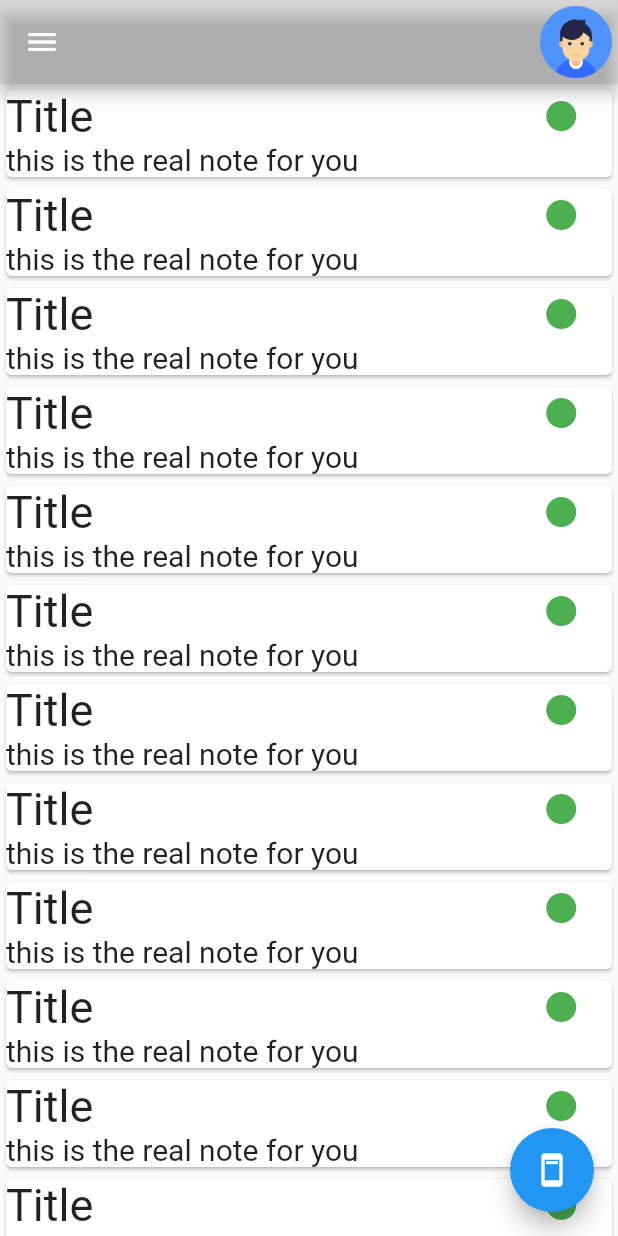
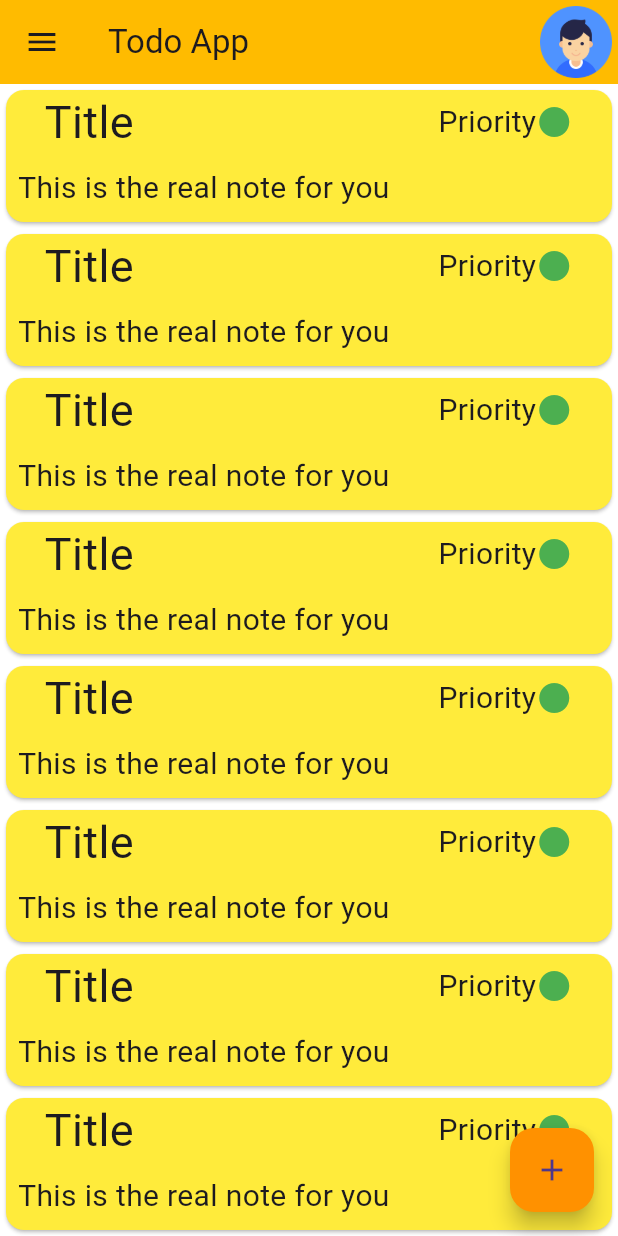
Before and after one commit to yeryfhc/todo_app, a Flutter app: the screen it shows after launch, on a phone screen of 412 x 824 dp. Run offline on Flutter 3.47's test engine with Material 2 defaults, Android fonts, the phone set to English and light mode, and no system bars.

Commit message:
update app nnote

```diff
--- a/lib/main.dart
+++ b/lib/main.dart
@@ -16,6 +16,7 @@ class MyApp extends StatelessWidget {
       debugShowCheckedModeBanner: false,
       title: 'Todo APp',
       theme: ThemeData(
+        useMaterial3: true,
         primarySwatch: Colors.blue,
       ), initialRoute: '/',
       routes: {
--- a/lib/pages/home_page.dart
+++ b/lib/pages/home_page.dart
@@ -11,6 +11,7 @@ const HomePage({Key? key}) : super(key: key);
   Widget build(BuildContext context) {
     return Scaffold(
       appBar: AppBar(
+        title: const  Text('Todo App'),
         leading: DrawerButton(onPressed: (){
 
         },),
@@ -19,7 +20,7 @@ const HomePage({Key? key}) : super(key: key);
           child: Image(image: AssetImage('assets/profile.png')),
         )],
 
-        backgroundColor: const Color.fromARGB(79, 158, 158, 158),
+        backgroundColor: const Color.fromARGB(255, 255, 187, 0),
       ),
       body:   SizedBox(
         height: 800,
@@ -31,7 +32,8 @@ const HomePage({Key? key}) : super(key: key);
           },
         ),
       ), floatingActionButton: FloatingActionButton(
-        child: const Icon(Icons.ad_units),
+        backgroundColor: const  Color.fromARGB(255, 255, 145, 0),
+        child: const Icon(Icons.add),
         onPressed: (){
          showDialog(
 
@@ -44,40 +46,3 @@ const HomePage({Key? key}) : super(key: key);
    );
   }
 }
-
-class AddNote extends StatelessWidget {
-  const AddNote({
-    super.key,
-  });
-
-  @override
-  Widget build(BuildContext context) {
-    return  const Stack(
-
-         children: [
-     Center(
-       child: SizedBox(
-        width: double.infinity,
-        height: 300,
-         child: Card(
-          margin: EdgeInsets.all(10),
-          color: Color.fromARGB(220, 246, 255, 0),
-           child: Column(children: [
-             Text('Add Note',style: TextStyle(color: Colors.deepPurple,fontSize: 30,fontWeight: FontWeight.bold),),
-            TextField(
-            decoration: InputDecoration(
-                hintText: 'Title',
-              disabledBorder: InputBorder.none)
-
-            )
-
-           ],),
-         ),
-       ),
-     )
-
-         ],
-
-    );
-  }
-}
--- a/lib/widgets/cards_notes.dart
+++ b/lib/widgets/cards_notes.dart
@@ -7,22 +7,33 @@ class TheCardNote extends StatelessWidget {
 
   @override
   Widget build(BuildContext context) {
-    return const SizedBox(
+    return Container( color: Colors.white,
       width: double.infinity,
-      child:  Card(
+      child:   const  Card(
+        color: Colors.yellow,
         child:Column(
           mainAxisSize: MainAxisSize.max,
+
           crossAxisAlignment: CrossAxisAlignment.start,
-          children: [
-            Row(children: [
-           Text('Title', style: TextStyle(fontSize: 30),),
-           SizedBox(width: 300,),
-          Icon(Icons.circle,color: Colors.green,)
-
-            ],),
+          children: [ Row(
+            mainAxisAlignment: MainAxisAlignment.spaceAround,
+            children: [
+              Center(child: Text('Title',style: TextStyle(fontSize: 30),)),
+              SizedBox(width: 100,),
+              SizedBox(
+                // color: Colors.red,
+                width: 90,
+                child:  Row(children: [Text('Priority',style: TextStyle(fontSize: 20),),
+                Icon(Icons.circle,color: Colors.green,)],),
+              )
+            ],
+          ),
 
 
-          Text('this is the real note for you',style: TextStyle(fontSize: 20),)
+          Padding(
+            padding: EdgeInsets.all(8.0),
+            child: Text('This is the real note for you ',style: TextStyle(fontSize: 20),),
+          )
 
 
           ],)  ,),
--- a/lib/widgets/widgets.dart
+++ b/lib/widgets/widgets.dart
@@ -1 +1,3 @@
+export 'package:todo_app/widgets/add_note.dart';
+
 export 'package:todo_app/widgets/cards_notes.dart';
```
Also changed, not shown: lib/widgets/add_note.dart (added, +27 -0 lines).
